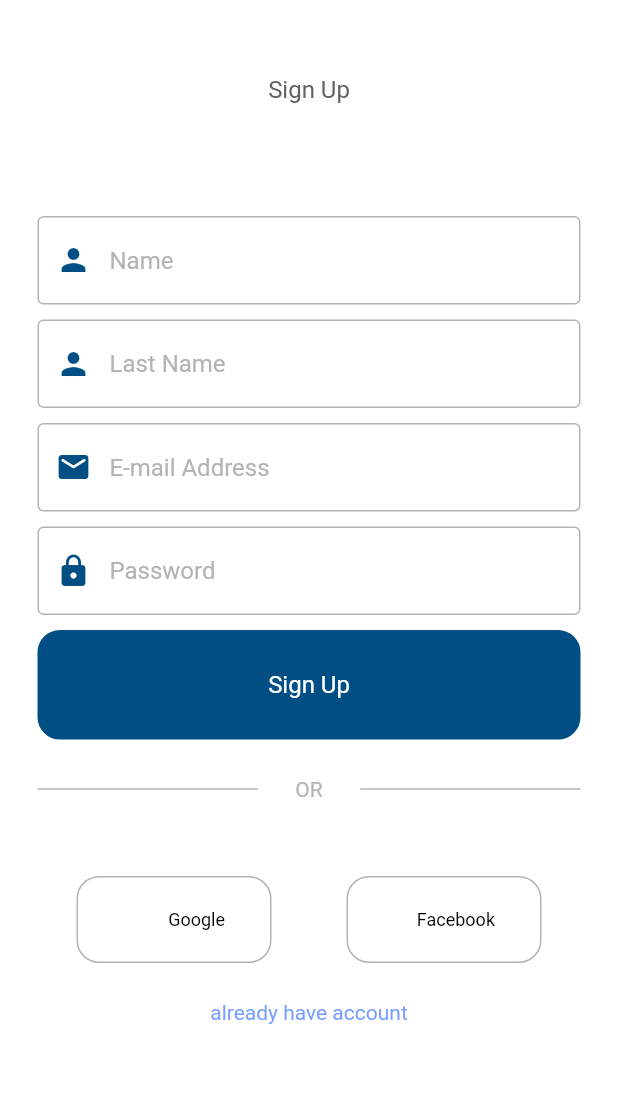
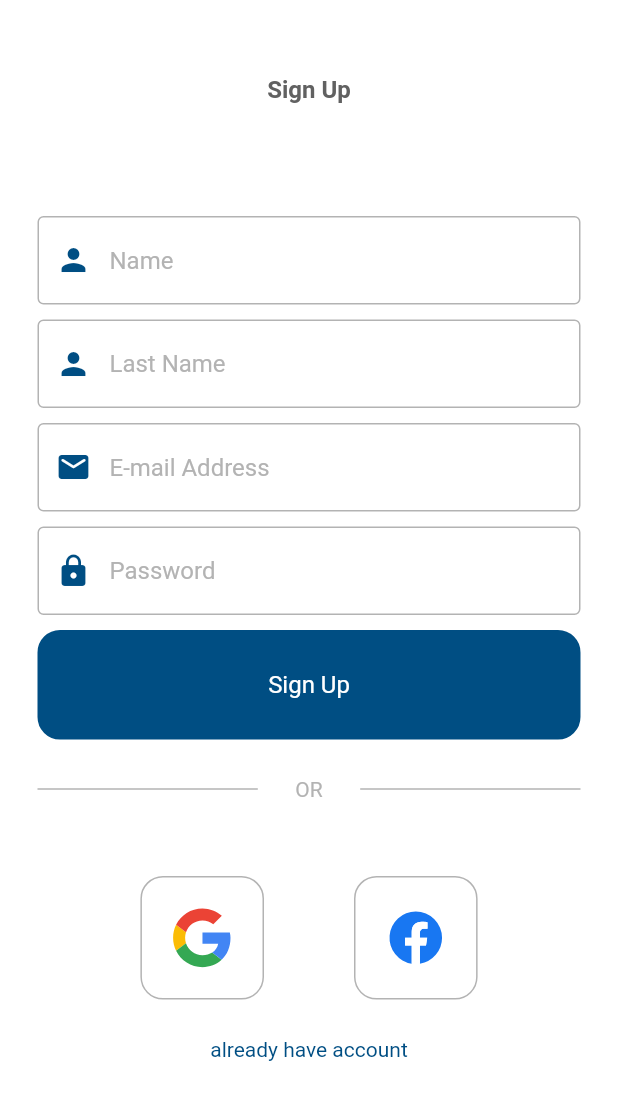
Before and after one commit to abderrahmane-el-hihi/water_detection, a Flutter app: the screen it shows after launch, after a tap on "dont have account", on a phone screen of 412 x 824 dp. Shown: the top 1100 px of the screen. Run offline on Flutter 3.47's test engine with Material 2 defaults, Android fonts, the light colour scheme and no system bars; our stand-ins replace cloud_firestore, firebase_auth, firebase_core, fl_chart, flutter_spinkit, flutter_svg and 5 more; missing offline and left inert: dart:ffi, mongo_dart; accounts and stored records are empty; network calls fail.

Commit message:
modified:   android/app/src/main/AndroidManifest.xml 	new file:   assets/social_svg/facebook-svgrepo-com.svg 	new file:   assets/social_svg/facebook_svg.svg 	new file:   assets/social_svg/google_svg.svg 	modified:   lib/components/g_f_button.dart 	modified:   lib/loginpage.dart 	modified:   lib/serianumpage.dart 	modified:   lib/services/biometrics_aut.dart 	modified:   lib/settingspage.dart 	modified:   lib/signuppage.dart 	modified:   pubspec.lock 	modified:   pubspec.yaml 	modified:   windows/flutter/generated_plugin_registrant.cc 	modified:   windows/flutter/generated_plugins.cmake

```diff
--- a/lib/components/g_f_button.dart
+++ b/lib/components/g_f_button.dart
@@ -1,37 +1,43 @@
 import 'package:flutter/material.dart';
+import 'package:flutter_svg/flutter_svg.dart';
 
 class G_F_Button extends StatelessWidget {
   final Function()? onTap;
-  final String text;
-  //final String imgpath;
-  const G_F_Button({
-    super.key,
-    required this.onTap,
-    required this.text,
-    //required this.imgpath
-  });
+  //final String text;
+  final String svgpath;
+  const G_F_Button(
+      {super.key,
+      required this.onTap,
+      //required this.text,
+      required this.svgpath});
 
   @override
   Widget build(BuildContext context) {
     return GestureDetector(
       onTap: onTap,
       child: Container(
+        //width: 130,
+        width: MediaQuery.of(context).size.width * 0.2,
+        //height: 58,
+        height: MediaQuery.of(context).size.height * 0.1,
+
         child: Row(
-          mainAxisAlignment: MainAxisAlignment.end,
+          mainAxisAlignment: MainAxisAlignment.center,
           children: [
-            Text(
-              text,
-              style:
-                  TextStyle(color: Color.fromARGB(255, 0, 0, 0), fontSize: 12),
+            SvgPicture.asset(
+              '${svgpath}',
+              height: 40,
+              width: 40,
             ),
-            //Image.asset('assets/lib/images/google.png'),
+            // Padding(
+            //   padding: const EdgeInsets.only(left: 10),
+            //   child: Text(text,style: TextStyle(color: Color.fromARGB(255, 0, 0, 0), fontSize: 12),),),
           ],
         ),
-        width: 130,
-        height: 58,
+
         //padding: EdgeInsets.all(25),
-        margin: EdgeInsets.symmetric(horizontal: 25),
-        padding: EdgeInsets.symmetric(horizontal: 30, vertical: 18),
+        margin: EdgeInsets.symmetric(horizontal: 30),
+        //padding: EdgeInsets.all(0),
         decoration: BoxDecoration(
           borderRadius: BorderRadius.circular(15),
           color: Color.fromRGBO(255, 255, 255, 1),
--- a/lib/loginpage.dart
+++ b/lib/loginpage.dart
@@ -85,7 +85,10 @@ class _LoginPageState extends State<LoginPage> {
 
                   Text(
                     'Sign In',
-                    style: TextStyle(color: Colors.grey[700], fontSize: 16),
+                    style: TextStyle(
+                        color: Colors.grey[700],
+                        fontSize: 16,
+                        fontWeight: FontWeight.w600),
                   ),
                   SizedBox(height: 50),
 
@@ -156,8 +159,8 @@ class _LoginPageState extends State<LoginPage> {
                       //google
                       G_F_Button(
                         onTap: (() => AuthService().SignInWithG()),
-                        text: 'Google',
-                        //imgpath: 'lib/images/google.png'
+                        //text: 'Google',
+                        svgpath: 'assets/social_svg/google_svg.svg',
                       ),
 
                       //Padding(padding: const EdgeInsets.symmetric(horizontal: 15.0)),
@@ -165,8 +168,8 @@ class _LoginPageState extends State<LoginPage> {
                       //facebook
                       G_F_Button(
                         onTap: SignIn,
-                        text: 'Facebook',
-                        //imgpath: 'lib/images/facebook.png'
+                        //text: 'Facebook',
+                        svgpath: 'assets/social_svg/facebook-svgrepo-com.svg',
                       ),
                     ],
                   ),
--- a/lib/serianumpage.dart
+++ b/lib/serianumpage.dart
@@ -1,8 +1,12 @@
 import 'package:firebase_auth/firebase_auth.dart';
 import 'package:flutter/material.dart';
+import 'package:waterdetection/components/chart.dart';
 import 'package:waterdetection/components/l_button.dart';
 import 'package:waterdetection/homepage.dart';
+import 'package:waterdetection/loginpage.dart';
 import 'package:waterdetection/productmenupage.dart';
+
+import 'package:waterdetection/signuppage.dart';
 
 import 'components/text_field.dart';
 
--- a/lib/signuppage.dart
+++ b/lib/signuppage.dart
@@ -16,8 +16,9 @@ class SignUpPage extends StatefulWidget {
 class _SignUpPageState extends State<SignUpPage> {
   //text editing controllers
   final emailcontroller = TextEditingController();
-
   final passwcontroller = TextEditingController();
+  final namecontroller = TextEditingController();
+  final lnamecontroller = TextEditingController();
 
   //sign up user method
   void SignUp() async {
@@ -46,12 +47,15 @@ class _SignUpPageState extends State<SignUpPage> {
 
                   Text(
                     'Sign Up',
-                    style: TextStyle(color: Colors.grey[700], fontSize: 16),
+                    style: TextStyle(
+                        color: Colors.grey[700],
+                        fontSize: 16,
+                        fontWeight: FontWeight.w600),
                   ),
                   SizedBox(height: 75),
                   //name textfield
                   Text_Field(
-                    controller: emailcontroller,
+                    controller: namecontroller,
                     hinText: 'Name',
                     obsecureText: false,
                     preicon: Icons.person,
@@ -59,7 +63,7 @@ class _SignUpPageState extends State<SignUpPage> {
                   SizedBox(height: 10),
                   //last name textfield
                   Text_Field(
-                    controller: emailcontroller,
+                    controller: lnamecontroller,
                     hinText: 'Last Name',
                     obsecureText: false,
                     preicon: Icons.person,
@@ -125,9 +129,8 @@ class _SignUpPageState extends State<SignUpPage> {
                       //google
                       G_F_Button(
                         onTap: SignIn,
-                        text: 'Google',
-
-                        //imgpath: 'lib/images/google.png'
+                        //text: 'Google',
+                        svgpath: 'assets/social_svg/google_svg.svg',
                       ),
 
                       //Padding(padding: const EdgeInsets.symmetric(horizontal: 15.0)),
@@ -135,8 +138,8 @@ class _SignUpPageState extends State<SignUpPage> {
                       //facebook
                       G_F_Button(
                         onTap: SignIn,
-                        text: 'Facebook',
-                        //imgpath: 'lib/images/facebook.png'
+                        //text: 'Facebook',
+                        svgpath: 'assets/social_svg/facebook-svgrepo-com.svg',
                       ),
                     ],
                   ),
@@ -146,7 +149,7 @@ class _SignUpPageState extends State<SignUpPage> {
                     onTap: widget.ontap,
                     child: Text(
                       'already have account',
-                      style: TextStyle(color: Color.fromRGBO(121, 158, 255, 1)),
+                      style: TextStyle(color: Color.fromRGBO(0, 78, 131, 10)),
                     ),
                   )
                 ],
```
Also changed, not shown: lib/services/biometrics_aut.dart (+16 -14 lines), lib/settingspage.dart (+23 -4 lines), pubspec.yaml (+6 -3 lines), assets/social_svg/facebook-svgrepo-com.svg (added), assets/social_svg/facebook_svg.svg (added), assets/social_svg/google_svg.svg (added), pubspec.lock, 3 other files.
